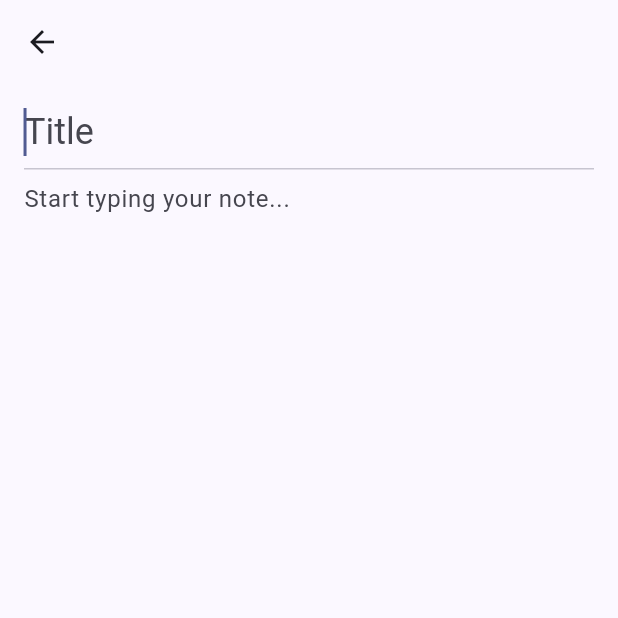
After one commit to bachnguyen0107/finals-crossplatform, a Flutter app: the NoteEditorScreen screen opened by its route, after a tap on the "arrow back" icon, after a tap on "New note", on a phone screen of 412 x 824 dp, the top half of it. The commit adds this screen. Run offline on Flutter 3.47's test engine with Material 3 defaults, Android fonts, the phone set to English and light mode, and no system bars; our stand-ins replace flutter_riverpod, go_router, supabase_flutter; accounts and stored records are empty; statements that could not run were skipped.

Commit message:
Add note editor with auto-save, save status and delete confirmation

```diff
--- /dev/null
+++ b/lib/features/notes/application/auto_saver.dart
@@ -0,0 +1,72 @@
+import 'dart:async';
+
+enum SaveStatus { idle, saving, saved, failed }
+
+class AutoSaver {
+  AutoSaver({
+    required this.save,
+    this.delay = const Duration(milliseconds: 800),
+    this.onStatusChanged,
+  });
+
+  final Future<void> Function() save;
+  final Duration delay;
+  final void Function(SaveStatus status)? onStatusChanged;
+
+  Timer? _timer;
+  Future<void>? _running;
+  bool _dirty = false;
+  SaveStatus _status = SaveStatus.idle;
+
+  SaveStatus get status => _status;
+  bool get hasUnsavedChanges => _dirty || _running != null;
+
+  void markChanged() {
+    _dirty = true;
+    _timer?.cancel();
+    _timer = Timer(delay, () => unawaited(flush()));
+  }
+
+  Future<void> flush() async {
+    _timer?.cancel();
+    _timer = null;
+    while (_running != null) {
+      await _running;
+    }
+    if (!_dirty) return;
+
+    _dirty = false;
+    final run = _saveOnce();
+    _running = run;
+    try {
+      await run;
+    } finally {
+      _running = null;
+    }
+    if (_dirty && _status != SaveStatus.failed) {
+      await flush();
+    }
+  }
+
+  Future<void> _saveOnce() async {
+    _setStatus(SaveStatus.saving);
+    try {
+      await save();
+      if (!_dirty) _setStatus(SaveStatus.saved);
+    } catch (_) {
+      _dirty = true;
+      _setStatus(SaveStatus.failed);
+    }
+  }
+
+  void _setStatus(SaveStatus status) {
+    if (_status == status) return;
+    _status = status;
+    onStatusChanged?.call(status);
+  }
+
+  void dispose() {
+    _timer?.cancel();
+    _timer = null;
+  }
+}
--- a/lib/features/notes/application/notes_providers.dart
+++ b/lib/features/notes/application/notes_providers.dart
@@ -14,6 +14,14 @@ final notesControllerProvider =
   // Show errors right away; the user can press Retry.
   retry: (retryCount, error) => null,
 );
+final noteByIdProvider =
+    FutureProvider.autoDispose.family<Note, String>((ref, id) async {
+  final loaded = ref.read(notesControllerProvider).value ?? const <Note>[];
+  for (final note in loaded) {
+    if (note.id == id) return note;
+  }
+  return ref.read(notesRepositoryProvider).fetchNote(id);
+});
 
 class NotesController extends AsyncNotifier<List<Note>> {
   NotesRepository get _repository => ref.read(notesRepositoryProvider);
@@ -36,6 +44,16 @@ class NotesController extends AsyncNotifier<List<Note>> {
     _replace(note);
     return note;
   }
+    Future<Note> saveNote(
+    String id, {
+    required String title,
+    required String content,
+  }) async {
+    final updated =
+        await _repository.updateNote(id, title: title, content: content);
+    _replace(updated);
+    return updated;
+  }
 
   Future<void> togglePin(Note note) async {
     final updated = await _repository.setPinned(note.id, pinned: !note.isPinned);
--- a/lib/features/notes/data/notes_repository.dart
+++ b/lib/features/notes/data/notes_repository.dart
@@ -36,6 +36,17 @@ class NotesRepository {
           .select(_columns)
           .eq('owner_id', _userId);
       return sortNotes(rows.map(Note.fromMap));
+    });
+  }
+
+    Future<Note> fetchNote(String id) {
+    return _run(() async {
+      final row = await _client
+          .from(_table)
+          .select(_columns)
+          .eq('id', id)
+          .single();
+      return Note.fromMap(row);
     });
   }
 
--- a/lib/features/notes/presentation/home_screen.dart
+++ b/lib/features/notes/presentation/home_screen.dart
@@ -44,6 +44,11 @@ class HomeScreen extends ConsumerWidget {
           ),
         ],
       ),
+      floatingActionButton: FloatingActionButton.extended(
+        onPressed: () => context.push('/notes/new'),
+        icon: const Icon(Icons.add),
+        label: const Text('New note'),
+      ),
       body: Column(
         children: [
           // Show progress while refreshing, even when old notes are on screen.
@@ -64,7 +69,7 @@ class HomeScreen extends ConsumerWidget {
                   return const _MessageState(
                     icon: Icons.note_add_outlined,
                     title: 'No notes yet',
-                    message: 'Notes you create will appear here.',
+                    message: 'Tap "New note" to create your first note.',
                   );
                 }
                 return RefreshIndicator(
@@ -76,7 +81,11 @@ class HomeScreen extends ConsumerWidget {
                       // The error state is shown by notesAsync.when.
                     }
                   },
-                  child: NotesView(notes: notes, mode: mode),
+                  child: NotesView(
+                    notes: notes,
+                    mode: mode,
+                    onOpen: (note) => context.push('/notes/${note.id}'),
+                  ),
                 );
               },
             ),
@@ -118,7 +127,10 @@ class _MessageState extends StatelessWidget {
             Text(message, textAlign: TextAlign.center),
             if (actionLabel != null) ...[
               const SizedBox(height: 16),
-              FilledButton.tonal(onPressed: onAction, child: Text(actionLabel!)),
+              FilledButton.tonal(
+                onPressed: onAction,
+                child: Text(actionLabel!),
+              ),
             ],
           ],
         ),
--- /dev/null
+++ b/lib/features/notes/presentation/note_editor_screen.dart
@@ -0,0 +1,290 @@
+import 'dart:async';
+
+import 'package:flutter/material.dart';
+import 'package:flutter_riverpod/flutter_riverpod.dart';
+import 'package:go_router/go_router.dart';
+
+import '../application/auto_saver.dart';
+import '../application/notes_providers.dart';
+import '../domain/note.dart';
+import 'widgets/delete_note_dialog.dart';
+import 'widgets/save_status_indicator.dart';
+
+/// One screen for both creating and editing a note.
+class NoteEditorScreen extends ConsumerWidget {
+  const NoteEditorScreen({super.key, this.noteId});
+
+  final String? noteId;
+
+  @override
+  Widget build(BuildContext context, WidgetRef ref) {
+    final id = noteId;
+    if (id == null) return const _NoteEditorForm();
+
+    return ref.watch(noteByIdProvider(id)).when(
+          loading: () => const Scaffold(
+            body: Center(child: CircularProgressIndicator()),
+          ),
+          error: (error, _) => Scaffold(
+            appBar: AppBar(
+              leading: IconButton(
+                tooltip: 'Back',
+                icon: const Icon(Icons.arrow_back),
+                onPressed: () => _leave(context),
+              ),
+            ),
+            body: Center(
+              child: Padding(
+                padding: const EdgeInsets.all(24),
+                child: Text(error.toString(), textAlign: TextAlign.center),
+              ),
+            ),
+          ),
+          data: (note) => _NoteEditorForm(note: note),
+        );
+  }
+}
+
+void _leave(BuildContext context) {
+  if (context.canPop()) {
+    context.pop();
+  } else {
+    context.go('/home');
+  }
+}
+
+class _NoteEditorForm extends ConsumerStatefulWidget {
+  const _NoteEditorForm({this.note});
+
+  final Note? note;
+
+  @override
+  ConsumerState<_NoteEditorForm> createState() => _NoteEditorFormState();
+}
+
+class _NoteEditorFormState extends ConsumerState<_NoteEditorForm> {
+  late final TextEditingController _titleController;
+  late final TextEditingController _contentController;
+  late final NotesController _notes;
+  late final AutoSaver _saver;
+
+  String? _noteId;
+  // Latest text, kept as plain strings so a save can still run
+  // after the text controllers are disposed.
+  String _title = '';
+  String _content = '';
+  SaveStatus _status = SaveStatus.idle;
+  bool _closing = false;
+  bool _deleted = false;
+
+  @override
+  void initState() {
+    super.initState();
+    final note = widget.note;
+    _noteId = note?.id;
+    _title = note?.title ?? '';
+    _content = note?.content ?? '';
+    _titleController = TextEditingController(text: _title);
+    _contentController = TextEditingController(text: _content);
+    _notes = ref.read(notesControllerProvider.notifier);
+    _saver = AutoSaver(
+      save: _save,
+      onStatusChanged: (status) {
+        if (mounted) setState(() => _status = status);
+      },
+    );
+  }
+
+  @override
+  void dispose() {
+    // Save the last changes when the screen goes away.
+    unawaited(_saver.flush());
+    _saver.dispose();
+    _titleController.dispose();
+    _contentController.dispose();
+    super.dispose();
+  }
+
+  Future<void> _save() async {
+    if (_deleted) return;
+    final title = _title.trim();
+    final content = _content;
+    final id = _noteId;
+
+    if (id == null) {
+      // Do not create empty notes.
+      if (title.isEmpty && content.trim().isEmpty) return;
+      final created = await _notes.create(title: title, content: content);
+      _noteId = created.id;
+      if (mounted) setState(() {}); // shows the delete button
+    } else {
+      await _notes.saveNote(id, title: title, content: content);
+    }
+  }
+
+  void _onTitleChanged(String value) {
+    _title = value;
+    _saver.markChanged();
+  }
+
+  void _onContentChanged(String value) {
+    _content = value;
+    _saver.markChanged();
+  }
+
+  Future<void> _close() async {
+    if (_closing) return;
+    _closing = true;
+    await _saver.flush();
+    if (!mounted) return;
+
+    if (_saver.status == SaveStatus.failed) {
+      final leave = await showDialog<bool>(
+        context: context,
+        builder: (context) => AlertDialog(
+          title: const Text('Changes not saved'),
+          content: const Text(
+            'Your latest changes could not be saved. Leave anyway?',
+          ),
+          actions: [
+            TextButton(
+              onPressed: () => Navigator.of(context).pop(false),
+              child: const Text('Stay'),
+            ),
+            FilledButton(
+              onPressed: () => Navigator.of(context).pop(true),
+              child: const Text('Leave'),
+            ),
+          ],
+        ),
+      );
+      if (!mounted) return;
+      if (leave != true) {
+        _closing = false;
+        return;
+      }
+    }
+    _leave(context);
+  }
+
+  Future<void> _delete() async {
+    final id = _noteId;
+    if (id == null) return;
+    final title = _title.trim().isEmpty ? 'Untitled' : _title.trim();
+
+    final confirmed = await confirmDeleteNote(context, title: title);
+    if (!confirmed || !mounted) return;
+
+    _deleted = true; // stop auto-save for this note
+    final messenger = ScaffoldMessenger.of(context);
+    try {
+      await _notes.delete(id);
+    } catch (error) {
+      _deleted = false;
+      messenger.showSnackBar(SnackBar(content: Text(error.toString())));
+      return;
+    }
+    if (!mounted) return;
+    _closing = true;
+    _leave(context);
+    messenger.showSnackBar(const SnackBar(content: Text('Note deleted')));
+  }
+
+  @override
+  Widget build(BuildContext context) {
+    final locked = widget.note?.isLocked ?? false;
+
+    return PopScope(
+      // Handle system/browser back ourselves so pending changes are saved.
+      canPop: false,
+      onPopInvokedWithResult: (didPop, _) {
+        if (!didPop) _close();
+      },
+      child: Scaffold(
+        appBar: AppBar(
+          leading: IconButton(
+            tooltip: 'Back',
+            icon: const Icon(Icons.arrow_back),
+            onPressed: _close,
+          ),
+          title: SaveStatusIndicator(
+            status: _status,
+            onRetry: () => _saver.flush(),
+          ),
+          actions: [
+            if (_noteId != null)
+              IconButton(
+                tooltip: 'Delete note',
+                icon: const Icon(Icons.delete_outline),
+                onPressed: _delete,
+              ),
+          ],
+        ),
+        body: locked ? const _LockedMessage() : _buildFields(context),
+      ),
+    );
+  }
+
+  Widget _buildFields(BuildContext context) {
+    final theme = Theme.of(context);
+    return Center(
+      child: ConstrainedBox(
+        constraints: const BoxConstraints(maxWidth: 800),
+        child: Padding(
+          padding: const EdgeInsets.fromLTRB(16, 8, 16, 16),
+          child: Column(
+            children: [
+              TextField(
+                controller: _titleController,
+                autofocus: widget.note == null,
+                textInputAction: TextInputAction.next,
+                style: theme.textTheme.headlineSmall,
+                decoration: const InputDecoration(
+                  hintText: 'Title',
+                  border: InputBorder.none,
+                ),
+                onChanged: _onTitleChanged,
+              ),
+              const Divider(height: 1),
+              Expanded(
+                child: TextField(
+                  controller: _contentController,
+                  expands: true,
+                  maxLines: null,
+                  keyboardType: TextInputType.multiline,
+                  textAlignVertical: TextAlignVertical.top,
+                  decoration: const InputDecoration(
+                    hintText: 'Start typing your note...',
+                    border: InputBorder.none,
+                  ),
+                  onChanged: _onContentChanged,
+                ),
+              ),
+            ],
+          ),
+        ),
+      ),
+    );
+  }
+}
+
+class _LockedMessage extends StatelessWidget {
+  const _LockedMessage();
+
+  @override
+  Widget build(BuildContext context) {
+    return const Center(
+      child: Padding(
+        padding: EdgeInsets.all(24),
+        child: Column(
+          mainAxisSize: MainAxisSize.min,
+          children: [
+            Icon(Icons.lock_outline, size: 48),
+            SizedBox(height: 12),
+            Text('This note is locked.', textAlign: TextAlign.center),
+          ],
+        ),
+      ),
+    );
+  }
+}
--- /dev/null
+++ b/lib/features/notes/presentation/widgets/save_status_indicator.dart
@@ -0,0 +1,55 @@
+import 'package:flutter/material.dart';
+
+import '../../application/auto_saver.dart';
+
+class SaveStatusIndicator extends StatelessWidget {
+  const SaveStatusIndicator({super.key, required this.status, this.onRetry});
+
+  final SaveStatus status;
+  final VoidCallback? onRetry;
+
+  @override
+  Widget build(BuildContext context) {
+    final theme = Theme.of(context);
+    final textStyle = theme.textTheme.bodyMedium;
+
+    final child = switch (status) {
+      SaveStatus.idle => const SizedBox.shrink(),
+      SaveStatus.saving => Row(
+          mainAxisSize: MainAxisSize.min,
+          children: [
+            const SizedBox(
+              width: 16,
+              height: 16,
+              child: CircularProgressIndicator(strokeWidth: 2),
+            ),
+            const SizedBox(width: 8),
+            Text('Saving...', style: textStyle),
+          ],
+        ),
+      SaveStatus.saved => Row(
+          mainAxisSize: MainAxisSize.min,
+          children: [
+            const Icon(Icons.cloud_done_outlined, size: 18),
+            const SizedBox(width: 8),
+            Text('Saved', style: textStyle),
+          ],
+        ),
+      SaveStatus.failed => Row(
+          mainAxisSize: MainAxisSize.min,
+          children: [
+            Icon(Icons.error_outline, size: 18, color: theme.colorScheme.error),
+            const SizedBox(width: 8),
+            Text(
+              'Not saved',
+              style: textStyle?.copyWith(color: theme.colorScheme.error),
+            ),
+            TextButton(onPressed: onRetry, child: const Text('Retry')),
+          ],
+        ),
+    };
+
+    // liveRegion: screen readers announce the new status.
+    return Semantics(liveRegion: true, child: child);
+  }
+}
```
Also changed, not shown: lib/app/router.dart (+7 -0 lines), lib/features/notes/presentation/widgets/delete_note_dialog.dart (added, +26 -0 lines), lib/features/notes/presentation/widgets/notes_view.dart (+14 -4 lines), 2 other files.
